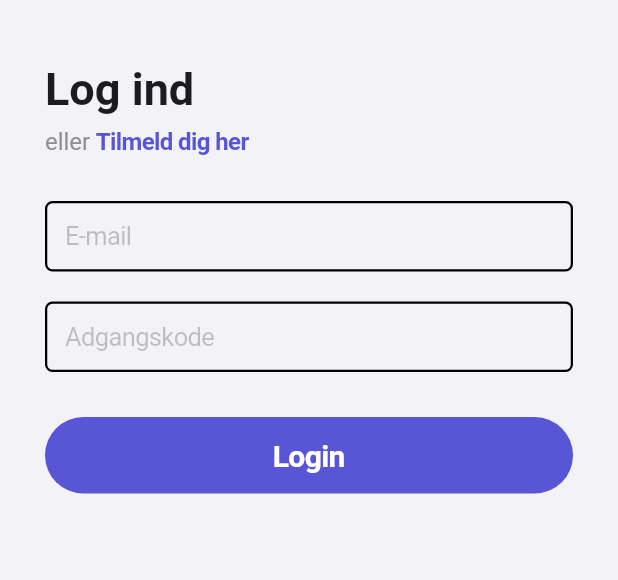
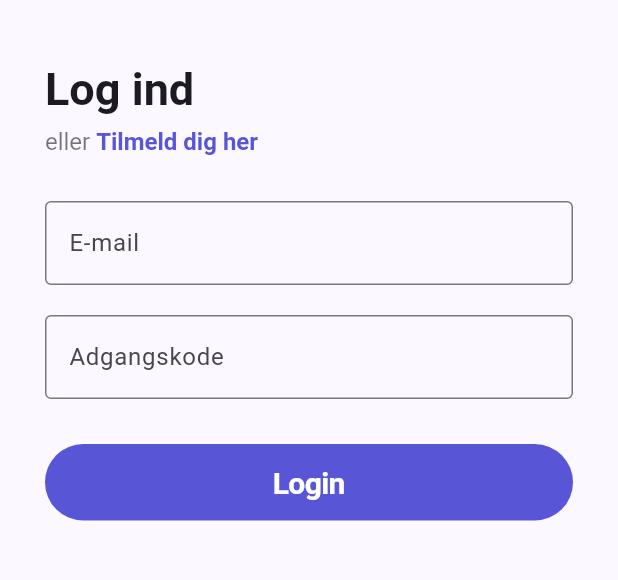
Before and after one commit to klubhuset/klubhuset_app, a Flutter app: the screen it shows after launch, on a phone screen of 412 x 824 dp, the part 267-847 px from its top. Run offline on Flutter 3.47's test engine with Material 3 defaults, Android fonts, the phone set to English and light mode, and no system bars; our stand-ins replace flutter_dotenv, flutter_secure_storage, modal_bottom_sheet; accounts and stored records are empty.

Commit message:
Make login page work on Android and iOS

```diff
--- a/lib/main.dart
+++ b/lib/main.dart
@@ -30,7 +30,7 @@ class AppRoutes {
 
   static Map<String, WidgetBuilder> get routes {
     return {
-      login: (context) => const LoginScreen(),
+      login: (context) => const LoginPage(),
       home: (context) => const MainPage(),
       register: (context) => const RegisterScreen(),
     };
@@ -64,7 +64,7 @@ class KlubhusetApp extends StatelessWidget {
         Locale('en'),
       ],
       home: authService.currentUser == null
-          ? const LoginScreen()
+          ? const LoginPage()
           : const MainPage(),
       // home: const MainPage(),
       routes: AppRoutes.routes,
--- a/lib/page/login/login_page.dart
+++ b/lib/page/login/login_page.dart
@@ -1,27 +1,32 @@
 import 'package:flutter/cupertino.dart';
+import 'package:flutter/gestures.dart';
 import 'package:flutter/material.dart';
+import 'package:provider/provider.dart';
+
 import 'package:klubhuset/component/button/full_width_button.dart';
 import 'package:klubhuset/component/loading_indicator.dart';
-import 'package:klubhuset/main.dart';
+import 'package:klubhuset/main.dart'; // for AppRoutes.register
 import 'package:klubhuset/services/auth_service.dart';
-import 'package:provider/provider.dart';
+import 'package:klubhuset/services/platform_service.dart';
 
-class LoginScreen extends StatefulWidget {
-  const LoginScreen({super.key});
+class LoginPage extends StatefulWidget {
+  const LoginPage({super.key});
 
   @override
-  State<LoginScreen> createState() => _LoginScreenState();
+  State<LoginPage> createState() => _LoginPageState();
 }
 
-class _LoginScreenState extends State<LoginScreen> {
+class _LoginPageState extends State<LoginPage> {
   final _formKey = GlobalKey<FormState>();
   final _emailController = TextEditingController();
   final _passwordController = TextEditingController();
+
   bool _isLoading = false;
   String? _errorMessage;
 
   Future<void> _login() async {
-    if (_formKey.currentState!.validate()) {
+    if (_formKey.currentState?.validate() != true) return;
+
     setState(() {
       _isLoading = true;
       _errorMessage = null;
@@ -35,18 +40,27 @@ class _LoginScreenState extends State<LoginScreen> {
 
     if (!mounted) return;
 
-      setState(() {
-        _isLoading = false;
-      });
+    setState(() => _isLoading = false);
 
     if (success) {
       Navigator.of(context).pushReplacementNamed('/home');
     } else {
-        setState(() {
-          _errorMessage = 'Ugyldig email eller adgangskode.';
-        });
+      setState(() => _errorMessage = 'Invalid email or password.');
     }
   }
+
+  String? _emailValidator(String? value) {
+    final v = value?.trim() ?? '';
+    if (v.isEmpty) return 'Please enter your email';
+    if (!v.contains('@') || !v.contains('.')) {
+      return 'Please enter a valid email';
+    }
+    return null;
+  }
+
+  String? _passwordValidator(String? value) {
+    if ((value ?? '').isEmpty) return 'Please enter your password';
+    return null;
   }
 
   @override
@@ -58,18 +72,17 @@ class _LoginScreenState extends State<LoginScreen> {
 
   @override
   Widget build(BuildContext context) {
+    final useCupertino = PlatformService.isIOS;
     final theme = Theme.of(context);
 
-    return CupertinoPageScaffold(
-        backgroundColor: CupertinoColors.systemGrey6,
-        child: SafeArea(
+    final content = SafeArea(
       child: SingleChildScrollView(
         padding: const EdgeInsets.fromLTRB(30, 50, 30, 30),
         child: Form(
           key: _formKey,
           child: Column(
             crossAxisAlignment: CrossAxisAlignment.stretch,
-                children: <Widget>[
+            children: [
               Icon(
                 Icons.sports_soccer,
                 size: 80,
@@ -83,131 +96,99 @@ class _LoginScreenState extends State<LoginScreen> {
                     ?.copyWith(color: theme.colorScheme.primary),
               ),
               const SizedBox(height: 40),
-                  Text('Log ind',
+              Text(
+                'Log ind',
                 style: theme.textTheme.headlineSmall?.copyWith(
                   fontWeight: FontWeight.bold,
                   fontSize: 30,
-                      )),
+                ),
+              ),
               const SizedBox(height: 5),
               RichText(
                 textAlign: TextAlign.left,
                 text: TextSpan(
-                      style: TextStyle(fontSize: 16),
+                  style: TextStyle(
+                    fontSize: 16,
+                    color: useCupertino
+                        ? CupertinoColors.label
+                        : theme.colorScheme.onSurface,
+                  ),
                   children: [
                     TextSpan(
                       text: 'eller ',
-                          style: TextStyle(color: CupertinoColors.systemGrey),
+                      style: TextStyle(
+                        color: useCupertino
+                            ? CupertinoColors.systemGrey
+                            : theme.colorScheme.onSurface.withOpacity(0.6),
                       ),
-                        WidgetSpan(
-                          alignment: PlaceholderAlignment.middle,
-                          child: GestureDetector(
-                            onTap: () {
-                              Navigator.pushNamed(context, AppRoutes.register);
-                            },
-                            child: Text(
-                              'Tilmeld dig her',
+                    ),
+                    TextSpan(
+                      text: 'Tilmeld dig her',
                       style: TextStyle(
                         fontSize: 16,
                         fontWeight: FontWeight.bold,
                         color: theme.colorScheme.primary,
                       ),
-                            ),
-                          ),
+                      recognizer: TapGestureRecognizer()
+                        ..onTap = () {
+                          Navigator.pushNamed(context, AppRoutes.register);
+                        },
                     ),
                   ],
                 ),
               ),
               const SizedBox(height: 30),
 
-                  // Email felt med validator og padding
-                  FormField<String>(
-                    validator: (value) {
-                      if (value == null || value.isEmpty) {
-                        return 'Indtast venligst din email';
-                      }
-                      if (!value.contains('@') || !value.contains('.')) {
-                        return 'Indtast venligst en gyldig email';
-                      }
-                      return null;
-                    },
-                    builder: (state) {
-                      return Column(
-                        crossAxisAlignment: CrossAxisAlignment.start,
-                        children: [
-                          CupertinoTextField(
+              // Email field
+              useCupertino
+                  ? _buildCupertinoField(
+                      controller: _emailController,
+                      placeholder: 'E-mail',
+                      validator: _emailValidator,
+                      keyboardType: TextInputType.emailAddress,
+                      autofillHints: const [
+                        AutofillHints.username,
+                        AutofillHints.email
+                      ],
+                    )
+                  : TextFormField(
                       controller: _emailController,
                       keyboardType: TextInputType.emailAddress,
-                            padding: const EdgeInsets.symmetric(
-                                vertical: 12.0, horizontal: 12.0),
-                            placeholder: 'E-mail',
-                            decoration: BoxDecoration(
-                              border:
-                                  Border.all(color: Colors.black, width: 1.5),
-                              borderRadius: BorderRadius.circular(5),
+                      textInputAction: TextInputAction.next,
+                      autofillHints: const [
+                        AutofillHints.username,
+                        AutofillHints.email
+                      ],
+                      decoration: const InputDecoration(
+                        labelText: 'E-mail',
+                        border: OutlineInputBorder(),
                       ),
-                            onChanged: (value) {
-                              state.didChange(value);
-                            },
-                          ),
-                          if (state.hasError)
-                            Padding(
-                              padding: const EdgeInsets.only(top: 5, left: 8),
-                              child: Text(
-                                state.errorText!,
-                                style: TextStyle(
-                                  color: CupertinoColors.systemRed,
-                                  fontSize: 13,
-                                ),
-                              ),
-                            ),
-                        ],
-                      );
-                    },
+                      validator: _emailValidator,
                     ),
 
               const SizedBox(height: 20),
 
-                  // Password felt med validator og padding
-                  FormField<String>(
-                    validator: (value) {
-                      if (value == null || value.isEmpty) {
-                        return 'Indtast venligst din adgangskode';
-                      }
-                      return null;
-                    },
-                    builder: (state) {
-                      return Column(
-                        crossAxisAlignment: CrossAxisAlignment.start,
-                        children: [
-                          CupertinoTextField(
+              // Password field
+              useCupertino
+                  ? _buildCupertinoField(
+                      controller: _passwordController,
+                      placeholder: 'Adgangskode',
+                      validator: _passwordValidator,
+                      obscureText: true,
+                      autofillHints: const [AutofillHints.password],
+                      onSubmitted: (_) => _login(),
+                    )
+                  : TextFormField(
                       controller: _passwordController,
                       obscureText: true,
-                            padding: const EdgeInsets.symmetric(
-                                vertical: 12.0, horizontal: 12.0),
-                            placeholder: 'Adgangskode',
-                            decoration: BoxDecoration(
-                              border:
-                                  Border.all(color: Colors.black, width: 1.5),
-                              borderRadius: BorderRadius.circular(5),
+                      textInputAction: TextInputAction.done,
+                      autofillHints: const [AutofillHints.password],
+                      onFieldSubmitted: (_) => _login(),
+                      decoration: const InputDecoration(
+                        labelText: 'Adgangskode',
+                        border: OutlineInputBorder(),
                       ),
-                            onChanged: (value) {
-                              state.didChange(value);
-                            },
-                          ),
-                          if (state.hasError)
-                            Padding(
-                              padding: const EdgeInsets.only(top: 5, left: 8),
-                              child: Text(
-                                state.errorText!,
-                                style: TextStyle(
-                                  color: CupertinoColors.systemRed,
-                                  fontSize: 13,
-                                ),
-                              ),
-                            ),
-                        ],
-                      );
-                    },
+                      validator: _passwordValidator,
                     ),
 
               const SizedBox(height: 30),
@@ -218,7 +199,9 @@ class _LoginScreenState extends State<LoginScreen> {
                   child: Text(
                     _errorMessage!,
                     style: TextStyle(
-                            color: theme.colorScheme.error, fontSize: 14),
+                      color: theme.colorScheme.error,
+                      fontSize: 14,
+                    ),
                     textAlign: TextAlign.center,
                   ),
                 ),
@@ -233,6 +216,69 @@ class _LoginScreenState extends State<LoginScreen> {
           ),
         ),
       ),
-        ));
+    );
+
+    // Wrap in platform-appropriate scaffold
+    return useCupertino
+        ? CupertinoPageScaffold(
+            backgroundColor: CupertinoColors.systemGrey6,
+            child: content,
+          )
+        : Scaffold(
+            backgroundColor: theme.colorScheme.surface,
+            body: content,
+          );
+  }
+
+  /// Builds a reusable Cupertino text field with validation error display.
+  Widget _buildCupertinoField({
+    required TextEditingController controller,
+    required String placeholder,
+    String? Function(String?)? validator,
+    bool obscureText = false,
+    List<String>? autofillHints,
+    TextInputType? keyboardType,
+    void Function(String)? onSubmitted,
+  }) {
+    return FormField<String>(
+      validator: validator,
+      builder: (state) {
+        return Column(
+          crossAxisAlignment: CrossAxisAlignment.start,
+          children: [
+            CupertinoTextField(
+              controller: controller,
+              keyboardType: keyboardType,
+              textInputAction:
+                  obscureText ? TextInputAction.done : TextInputAction.next,
+              obscureText: obscureText,
+              autofillHints: autofillHints,
+              onSubmitted: onSubmitted,
+              placeholder: placeholder,
+              padding:
+                  const EdgeInsets.symmetric(vertical: 12.0, horizontal: 12.0),
+              decoration: BoxDecoration(
+                border: Border.all(color: CupertinoColors.black, width: 1.5),
+                borderRadius: BorderRadius.circular(5),
+              ),
+              onChanged: state.didChange,
+            ),
+            if (state.hasError) ...[
+              const SizedBox(height: 5),
+              Padding(
+                padding: const EdgeInsets.only(left: 8),
+                child: Text(
+                  state.errorText!,
+                  style: const TextStyle(
+                    color: CupertinoColors.systemRed,
+                    fontSize: 13,
+                  ),
+                ),
+              ),
+            ],
+          ],
+        );
+      },
+    );
   }
 }
--- /dev/null
+++ b/lib/services/platform_service.dart
@@ -0,0 +1,39 @@
+// lib/services/platform_service.dart
+import 'package:flutter/foundation.dart'
+    show defaultTargetPlatform, TargetPlatform;
+
+/// A simple, centralized service for detecting which platform the app is running on.
+/// Use it anywhere: `PlatformService.isAndroid`, `PlatformService.useCupertino`, etc.
+class PlatformService {
+  PlatformService._(); // Prevent instantiation
+
+  /// Returns the current platform as an [AppPlatform] enum.
+  static AppPlatform get platform {
+    switch (defaultTargetPlatform) {
+      case TargetPlatform.android:
+        return AppPlatform.android;
+      case TargetPlatform.iOS:
+        return AppPlatform.iOS;
+      default:
+        return AppPlatform.iOS; // Default to iOS for other platforms
+    }
+  }
+
+  // ----------- Quick access helpers -----------
+
+  static bool get isAndroid => platform == AppPlatform.android;
+  static bool get isIOS => platform == AppPlatform.iOS;
+
+  /// Use Cupertino widgets (iOS/macOS).
+  static bool get useCupertino => isIOS;
+
+  /// Use Material widgets (Android, Web, others).
+  static bool get useMaterial => !useCupertino;
+}
+
+/// AppPlatform enum - intentionally independent of dart:io's Platform
+/// so this also works safely on Web.
+enum AppPlatform {
+  android,
+  iOS,
+}
```
Lines whose indentation alone changed are shown as unchanged.
